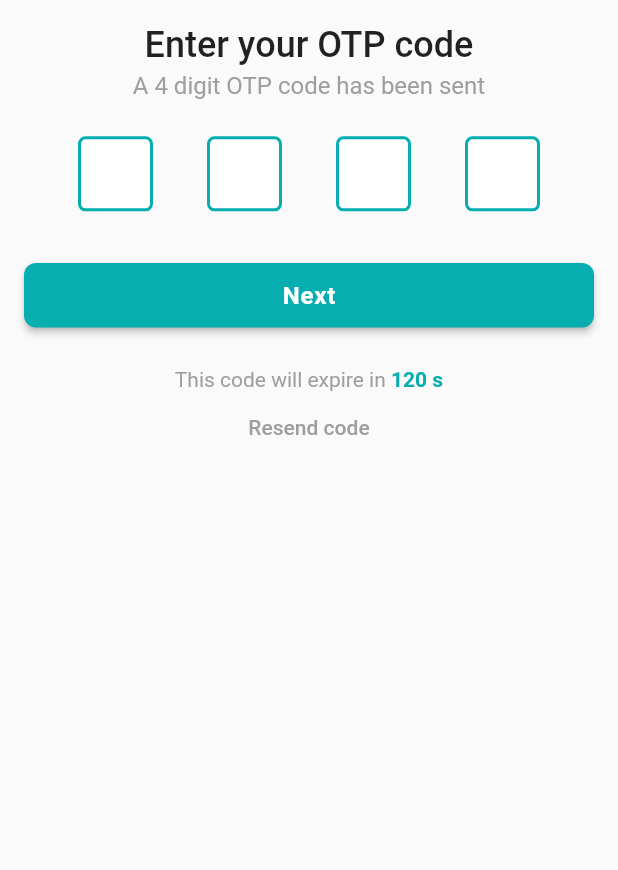
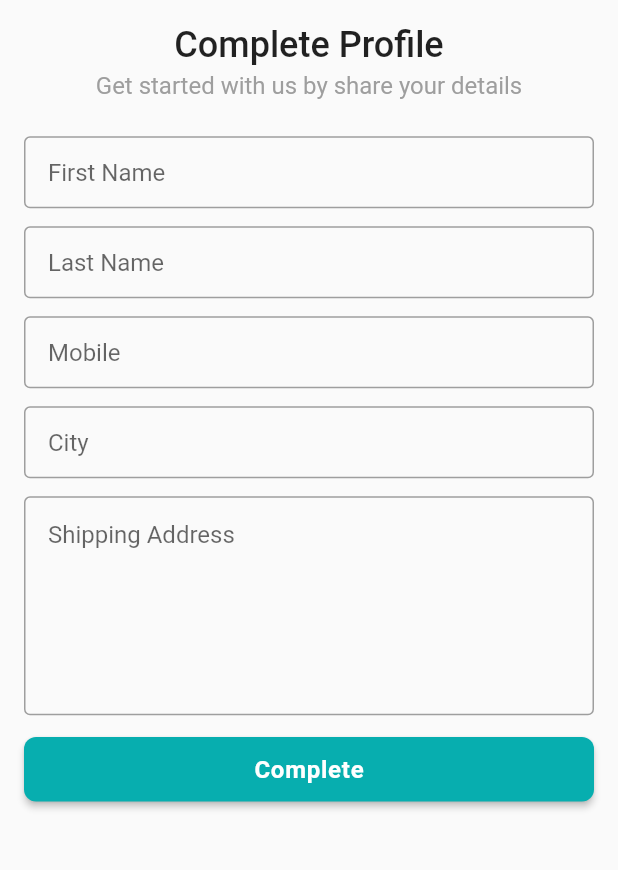
Before and after one commit to anupomm/ecommerce_craftybay, a Flutter app: the OTPVerificationScreen screen opened directly, after a tap on "Next", on a phone screen of 412 x 824 dp, the part 332-1202 px from its top. Run offline on Flutter 3.47's test engine with Material 2 defaults, Android fonts, the phone set to English and light mode, and no system bars; drawn by our look-alikes of pin_code_fields; our stand-ins replace flutter_svg, get.

Commit message:
Complete profile screen ui design added

```diff
--- /dev/null
+++ b/lib/presentation/ui/screens/auth/complete_profile_screen.dart
@@ -0,0 +1,107 @@
+import 'package:ecommerce/presentation/ui/utility/app_colors.dart';
+import 'package:flutter/material.dart';
+import 'package:flutter_svg/svg.dart';
+import 'package:pin_code_fields/pin_code_fields.dart';
+
+import '../../utility/image_assets.dart';
+import 'package:get/get.dart';
+
+class CompleteProfileScreen extends StatefulWidget {
+  const CompleteProfileScreen({super.key});
+
+  @override
+  State<CompleteProfileScreen> createState() => _EmailVerificationScreenState();
+}
+
+class _EmailVerificationScreenState extends State<CompleteProfileScreen> {
+  @override
+  Widget build(BuildContext context) {
+    return Scaffold(
+      body: SafeArea(
+        child: SingleChildScrollView(
+          child: Padding(
+            padding: const EdgeInsets.all(16.0),
+            child: Column(
+              children: [
+                const SizedBox(
+                  height: 100,
+                ),
+                Center(
+                    child: SvgPicture.asset(
+                  ImageAssets.craftyBayLogoSVG,
+                  width: 100,
+                )),
+                const SizedBox(
+                  height: 16,
+                ),
+                Text(
+                  'Complete Profile',
+                  style: Theme.of(context).textTheme.titleLarge?.copyWith(
+                        fontSize: 24,
+                      ),
+                ),
+                const SizedBox(
+                  height: 4,
+                ),
+                Text(
+                  'Get started with us by share your details',
+                  style: Theme.of(context).textTheme.titleMedium?.copyWith(
+                        color: Colors.grey,
+                      ),
+                ),
+                const SizedBox(
+                  height: 24,
+                ),
+                TextFormField(
+                  decoration: const InputDecoration(hintText: 'First Name'),
+                ),
+                const SizedBox(
+                  height: 12,
+                ),
+                TextFormField(
+                  decoration: const InputDecoration(hintText: 'Last Name'),
+                ),
+                const SizedBox(
+                  height: 12,
+                ),
+                TextFormField(
+                  decoration: const InputDecoration(hintText: 'Mobile'),
+                ),
+                const SizedBox(
+                  height: 12,
+                ),
+                TextFormField(
+                  decoration: const InputDecoration(hintText: 'City'),
+                ),
+                const SizedBox(
+                  height: 12,
+                ),
+                TextFormField(
+                  maxLines: 6,
+                  decoration: const InputDecoration(
+                    hintText: 'Shipping Address',
+                    contentPadding:
+                        EdgeInsets.symmetric(vertical: 16, horizontal: 16),
+                  ),
+                ),
+                const SizedBox(
+                  height: 12,
+                ),
+                SizedBox(
+                    width: double.infinity,
+                    child: ElevatedButton(
+                        onPressed: () {
+                          Get.to(const CompleteProfileScreen());
+                        },
+                        child: const Text('Complete'))),
+                const SizedBox(
+                  height: 24,
+                ),
+              ],
+            ),
+          ),
+        ),
+      ),
+    );
+  }
+}
--- a/lib/presentation/ui/screens/auth/otp_verification_screen.dart
+++ b/lib/presentation/ui/screens/auth/otp_verification_screen.dart
@@ -1,3 +1,4 @@
+import 'package:ecommerce/presentation/ui/screens/auth/complete_profile_screen.dart';
 import 'package:ecommerce/presentation/ui/utility/app_colors.dart';
 import 'package:flutter/material.dart';
 import 'package:flutter_svg/svg.dart';
@@ -90,7 +91,7 @@ class _EmailVerificationScreenState extends State<OTPVerificationScreen> {
                     width: double.infinity,
                     child: ElevatedButton(
                         onPressed: () {
-                          Get.to(OTPVerificationScreen());
+                          Get.offAll(const CompleteProfileScreen());
                         },
                         child: const Text('Next'))),
                 const SizedBox(
@@ -111,7 +112,7 @@ class _EmailVerificationScreenState extends State<OTPVerificationScreen> {
                 TextButton(
                   onPressed: () {},
                   style: TextButton.styleFrom(foregroundColor: Colors.grey),
-                  child: const Text('Resend code'),
+                  child: const Text('Resend code', style: TextStyle(color: AppColors.primaryColor),),
                 )
               ],
             ),
```
